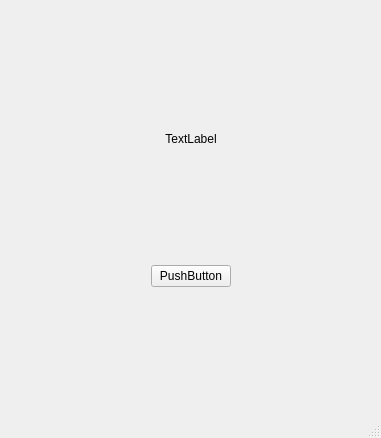
First picture: the form in VSAM/mainwindow.ui, repository bsbadiane/DataBase, before the edit.
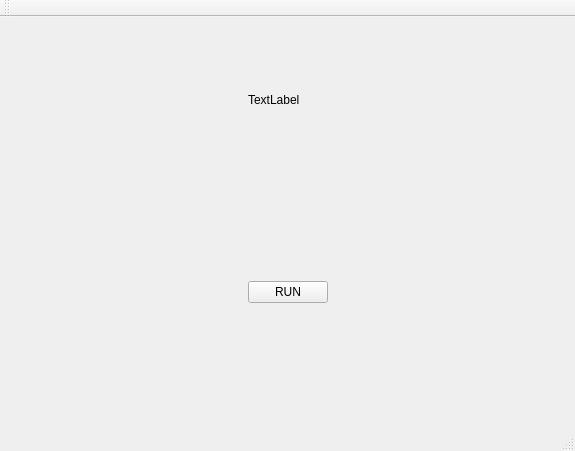
Second picture: the form after the edit. The open tabs and pages were chosen to show the change.

Patch:
```diff
--- a/VSAM/mainwindow.ui
+++ b/VSAM/mainwindow.ui
@@ -6,8 +6,8 @@
    <rect>
     <x>0</x>
     <y>0</y>
-    <width>381</width>
-    <height>438</height>
+    <width>575</width>
+    <height>451</height>
    </rect>
   </property>
   <property name="windowTitle">
@@ -21,16 +21,16 @@
        <number>1</number>
       </property>
       <widget class="QWidget" name="page">
-       <layout class="QGridLayout" name="gridLayout_3">
+       <layout class="QGridLayout" name="gridLayout_2">
         <item row="0" column="1">
-         <spacer name="verticalSpacer_2">
+         <spacer name="verticalSpacer_3">
           <property name="orientation">
            <enum>Qt::Vertical</enum>
           </property>
           <property name="sizeHint" stdset="0">
            <size>
             <width>20</width>
-            <height>110</height>
+            <height>59</height>
            </size>
           </property>
          </spacer>
@@ -42,7 +42,7 @@
           </property>
           <property name="sizeHint" stdset="0">
            <size>
-            <width>130</width>
+            <width>246</width>
             <height>20</height>
            </size>
           </property>
@@ -53,9 +53,6 @@
           <property name="text">
            <string>TextLabel</string>
           </property>
-          <property name="alignment">
-           <set>Qt::AlignCenter</set>
-          </property>
          </widget>
         </item>
         <item row="1" column="2">
@@ -65,21 +62,21 @@
           </property>
           <property name="sizeHint" stdset="0">
            <size>
-            <width>130</width>
+            <width>245</width>
             <height>20</height>
            </size>
           </property>
          </spacer>
         </item>
         <item row="2" column="1">
-         <spacer name="verticalSpacer">
+         <spacer name="verticalSpacer_2">
           <property name="orientation">
            <enum>Qt::Vertical</enum>
           </property>
           <property name="sizeHint" stdset="0">
            <size>
             <width>20</width>
-            <height>110</height>
+            <height>172</height>
            </size>
           </property>
          </spacer>
@@ -87,19 +84,19 @@
         <item row="3" column="1">
          <widget class="QPushButton" name="pushButton">
           <property name="text">
-           <string>PushButton</string>
+           <string>RUN</string>
           </property>
          </widget>
         </item>
         <item row="4" column="1">
-         <spacer name="verticalSpacer_3">
+         <spacer name="verticalSpacer">
           <property name="orientation">
            <enum>Qt::Vertical</enum>
           </property>
           <property name="sizeHint" stdset="0">
            <size>
             <width>20</width>
-            <height>110</height>
+            <height>112</height>
            </size>
           </property>
          </spacer>
@@ -107,7 +104,7 @@
        </layout>
       </widget>
       <widget class="QWidget" name="page_2">
-       <layout class="QGridLayout" name="gridLayout_2">
+       <layout class="QGridLayout" name="gridLayout_3">
         <item row="0" column="0">
          <widget class="QLineEdit" name="lineEdit_int"/>
         </item>
@@ -130,8 +127,17 @@
     </item>
    </layout>
   </widget>
-  <widget class="QStatusBar" name="statusbar"/>
+  <widget class="QToolBar" name="mainToolBar">
+   <attribute name="toolBarArea">
+    <enum>TopToolBarArea</enum>
+   </attribute>
+   <attribute name="toolBarBreak">
+    <bool>false</bool>
+   </attribute>
+  </widget>
+  <widget class="QStatusBar" name="statusBar"/>
  </widget>
+ <layoutdefault spacing="6" margin="11"/>
  <resources/>
  <connections/>
 </ui>
```
Left out of the diff: 24 changed lines with no effect on the pictures.
